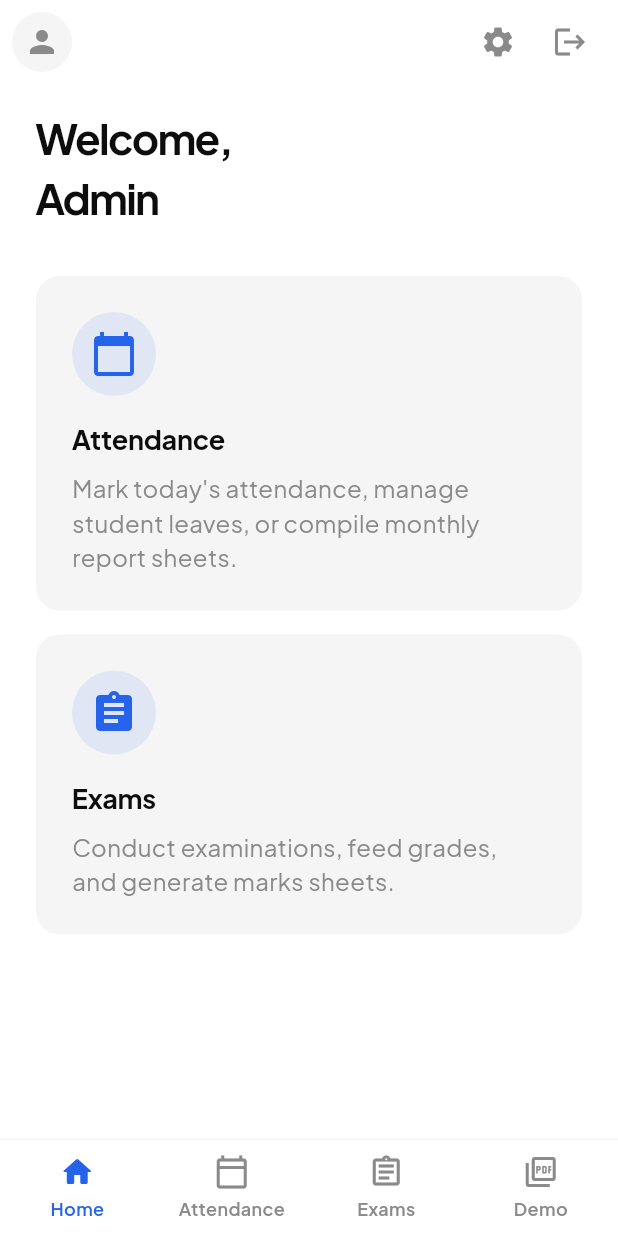
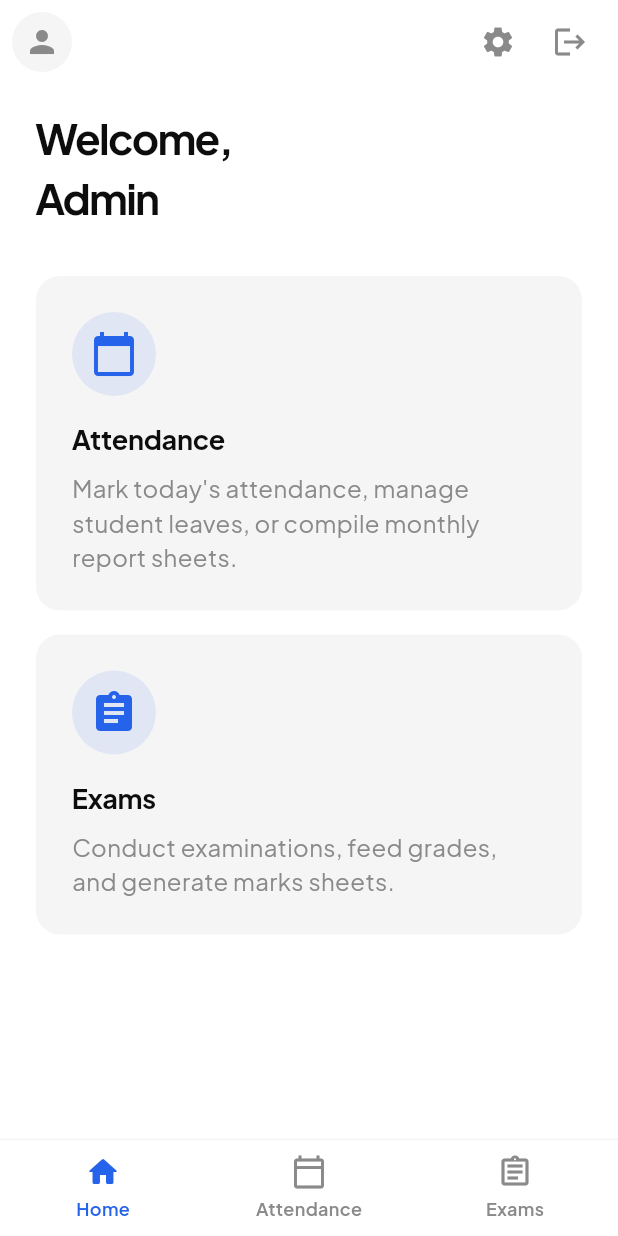
Before and after one commit to ayussh-2/arms-app, a Flutter app: the ShellScreen screen opened by its route, on a phone screen of 412 x 824 dp. Run offline on Flutter 3.47's test engine with Material 3 defaults, Android fonts, the phone set to English and light mode, and no system bars; our stand-ins replace file_picker, google_fonts, graphql, graphql_flutter, image_picker, pdf and 2 more; missing offline and left inert: excel_plus, gql_http_link; accounts and stored records are empty.

Commit message:
hide demo route and rename

```diff
--- a/arms/lib/main.dart
+++ b/arms/lib/main.dart
@@ -14,6 +14,7 @@ import 'screens/exams/exam_view_screen.dart';
 import 'screens/exams/mark_entry_screen.dart';
 import 'screens/exams/exam_create_screen.dart';
 import 'screens/settings_screen.dart';
+import 'screens/demo_screen.dart';
 
 import 'core/auth/auth_service.dart';
 
@@ -62,6 +63,7 @@ class _ArmsAppState extends State<ArmsApp> {
           '/mark-entry': (_) => const MarkEntryScreen(),
           '/exam-create': (_) => const ExamCreateScreen(),
           '/settings': (_) => const SettingsScreen(),
+          '/demo': (_) => const ExamReportDemoScreen(),
         },
         builder: (context, child) {
           return child!;
--- a/arms/lib/screens/shell_screen.dart
+++ b/arms/lib/screens/shell_screen.dart
@@ -4,7 +4,6 @@ import '../widgets/arms_bottom_nav_bar.dart';
 import 'dashboard_screen.dart';
 import 'attendance/attendance_config_screen.dart';
 import 'exams/exam_list_screen.dart';
-import 'demo_screen.dart';
 
 class ShellScreen extends StatefulWidget {
   const ShellScreen({super.key});
@@ -41,7 +40,6 @@ class ShellScreenState extends State<ShellScreen> {
             ),
             const AttendanceConfigScreen(),
             const ExamListScreen(),
-            const ExamReportDemoScreen(),
           ],
         ),
         bottomNavigationBar: ArmsBottomNavBar(
--- a/arms/lib/widgets/arms_bottom_nav_bar.dart
+++ b/arms/lib/widgets/arms_bottom_nav_bar.dart
@@ -18,7 +18,6 @@ class ArmsBottomNavBar extends StatelessWidget {
     _NavItem(icon: Icons.home_rounded, filledIcon: Icons.home_rounded, label: 'Home'),
     _NavItem(icon: Icons.calendar_today_outlined, filledIcon: Icons.calendar_today, label: 'Attendance'),
     _NavItem(icon: Icons.assignment_outlined, filledIcon: Icons.assignment, label: 'Exams'),
-    _NavItem(icon: Icons.picture_as_pdf_outlined, filledIcon: Icons.picture_as_pdf, label: 'Demo'),
   ];
 
   @override
```
Also changed, not shown: arms/lib/screens/attendance/export_sheet_widget.dart (+14 -1 lines).
